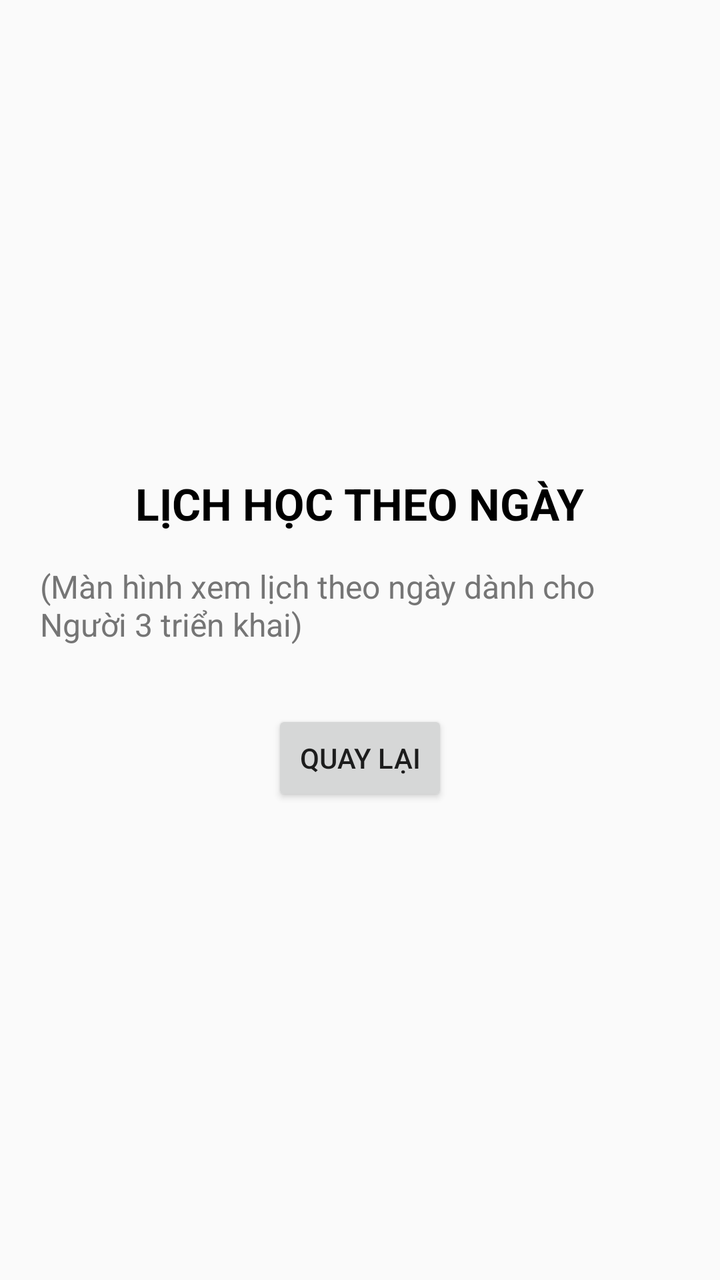
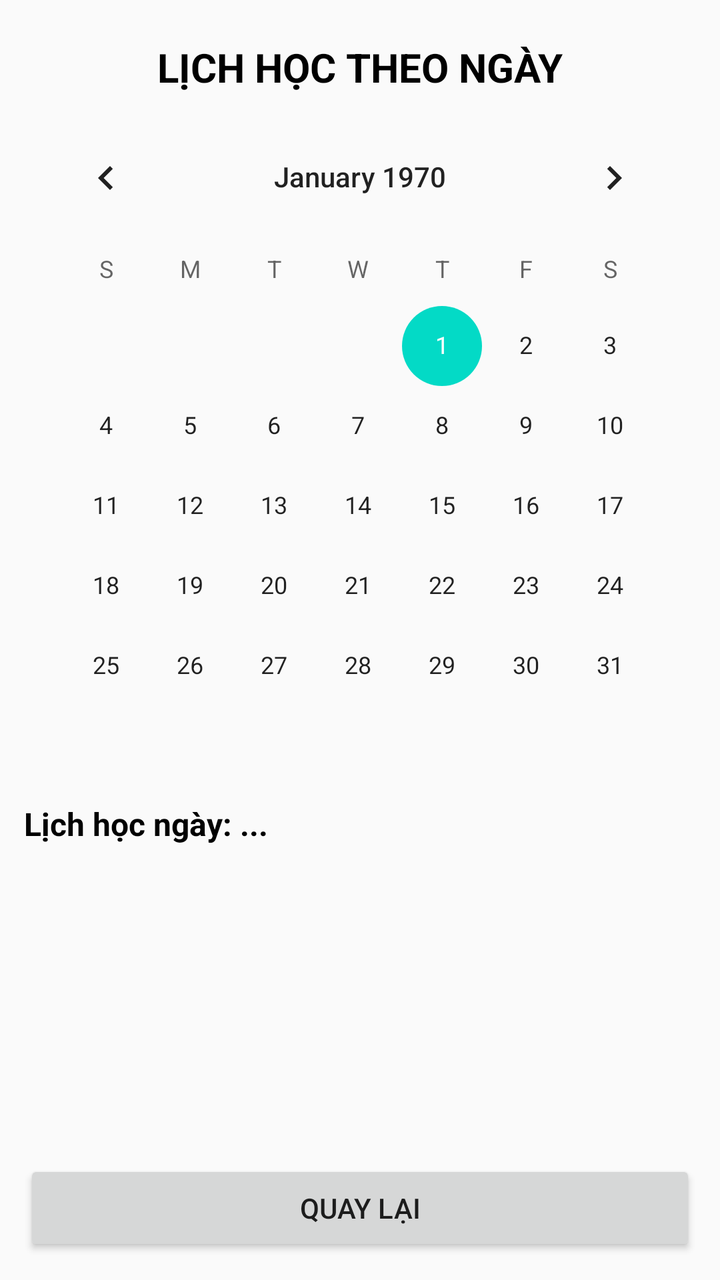

Compare the two renders of this Android layout. The source of the first and the diff that turns it into the second are given below.
<!-- AndroidManifest.xml: application theme Theme.Test3 -->
<!-- res/layout/activity_calendar.xml -->
<?xml version="1.0" encoding="utf-8"?>
<LinearLayout xmlns:android="http://schemas.android.com/apk/res/android"
    android:layout_width="match_parent"
    android:layout_height="match_parent"
    android:orientation="vertical"
    android:padding="20dp"
    android:gravity="center">

    <TextView
        android:layout_width="wrap_content"
        android:layout_height="wrap_content"
        android:text="LỊCH HỌC THEO NGÀY"
        android:textSize="22sp"
        android:textStyle="bold"
        android:textColor="@color/black"
        android:layout_marginBottom="16dp" />

    <TextView
        android:layout_width="wrap_content"
        android:layout_height="wrap_content"
        android:text="(Màn hình xem lịch theo ngày dành cho Người 3 triển khai)"
        android:textSize="16sp"
        android:textColor="#757575"
        android:layout_marginBottom="32dp" />

    <Button
        android:id="@+id/btnBack"
        android:layout_width="wrap_content"
        android:layout_height="wrap_content"
        android:text="Quay lại" />

</LinearLayout>
<!-- resources referenced by this layout -->
<resources>
  <color name="black">#FF000000</color>
  <style name="Theme.Test3" parent="Theme.AppCompat.Light.DarkActionBar">
          <item name="colorPrimary">#1976D2</item>
          <item name="colorPrimaryDark">#1565C0</item>
          <item name="colorAccent">#03DAC6</item>
      </style>
</resources>

<!-- the commit's change to res/layout/activity_calendar.xml (unified diff, before → after) -->
@@ -3,30 +3,60 @@
     android:layout_width="match_parent"
     android:layout_height="match_parent"
     android:orientation="vertical"
-    android:padding="20dp"
-    android:gravity="center">
+    android:padding="12dp">
 
     <TextView
-        android:layout_width="wrap_content"
+        android:layout_width="match_parent"
         android:layout_height="wrap_content"
+        android:layout_marginVertical="8dp"
+        android:gravity="center"
         android:text="LỊCH HỌC THEO NGÀY"
-        android:textSize="22sp"
-        android:textStyle="bold"
-        android:textColor="@color/black"
-        android:layout_marginBottom="16dp" />
+        android:textColor="@android:color/black"
+        android:textSize="20sp"
+        android:textStyle="bold" />
+
+    <CalendarView
+        android:id="@+id/calendarView"
+        android:layout_width="match_parent"
+        android:layout_height="wrap_content" />
 
     <TextView
-        android:layout_width="wrap_content"
+        android:id="@+id/tvSelectedDate"
+        android:layout_width="match_parent"
         android:layout_height="wrap_content"
-        android:text="(Màn hình xem lịch theo ngày dành cho Người 3 triển khai)"
+        android:layout_marginVertical="8dp"
+        android:text="Lịch học ngày: ..."
+        android:textColor="@android:color/black"
         android:textSize="16sp"
-        android:textColor="#757575"
-        android:layout_marginBottom="32dp" />
+        android:textStyle="bold" />
+
+    <FrameLayout
+        android:layout_width="match_parent"
+        android:layout_height="0dp"
+        android:layout_weight="1">
+
+        <androidx.recyclerview.widget.RecyclerView
+            android:id="@+id/rvDateSchedules"
+            android:layout_width="match_parent"
+            android:layout_height="match_parent" />
+
+        <TextView
+            android:id="@+id/tvNoSchedule"
+            android:layout_width="match_parent"
+            android:layout_height="match_parent"
+            android:gravity="center"
+            android:text="Không có lịch học trong ngày này"
+            android:textColor="#757575"
+            android:textSize="15sp"
+            android:visibility="gone" />
+    </FrameLayout>
 
     <Button
         android:id="@+id/btnBack"
-        android:layout_width="wrap_content"
+        style="?attr/materialButtonOutlinedStyle"
+        android:layout_width="match_parent"
         android:layout_height="wrap_content"
+        android:layout_marginTop="8dp"
         android:text="Quay lại" />
 
 </LinearLayout>
<!-- resource entries referenced after the edit -->
@@ -1,6 +1,5 @@
 <!-- resources referenced by this layout -->
 <resources>
-  <color name="black">#FF000000</color>
   <style name="Theme.Test3" parent="Theme.AppCompat.Light.DarkActionBar">
           <item name="colorPrimary">#1976D2</item>
           <item name="colorPrimaryDark">#1565C0</item>
